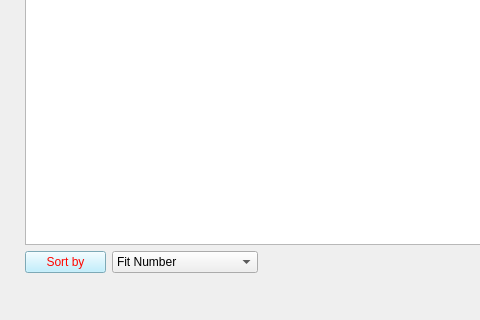
Above: uis/RefChooser.ui from pattammattel/NSLS-II-MIDAS before the change; both pictures show x 0 to 480 and y 665 to 985 of the 986 by 985 pixel window. Below: the same form after it.
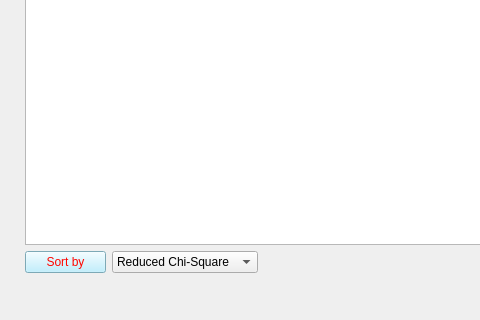
That is the form after the change. Custom widgets are drawn as their Qt base class.

Patch:
```diff
--- a/uis/RefChooser.ui
+++ b/uis/RefChooser.ui
@@ -177,11 +177,6 @@
       </item>
       <item row="0" column="1">
        <widget class="QComboBox" name="cb_sorter">
-        <item>
-         <property name="text">
-          <string>Fit Number</string>
-         </property>
-        </item>
         <item>
          <property name="text">
           <string>Reduced Chi-Square</string>
```
Left out of the diff: 12 changed lines with no effect on the pictures.
